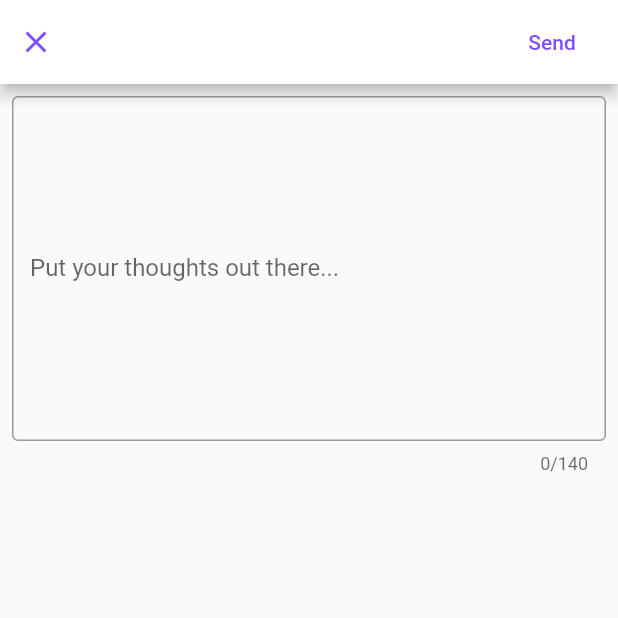
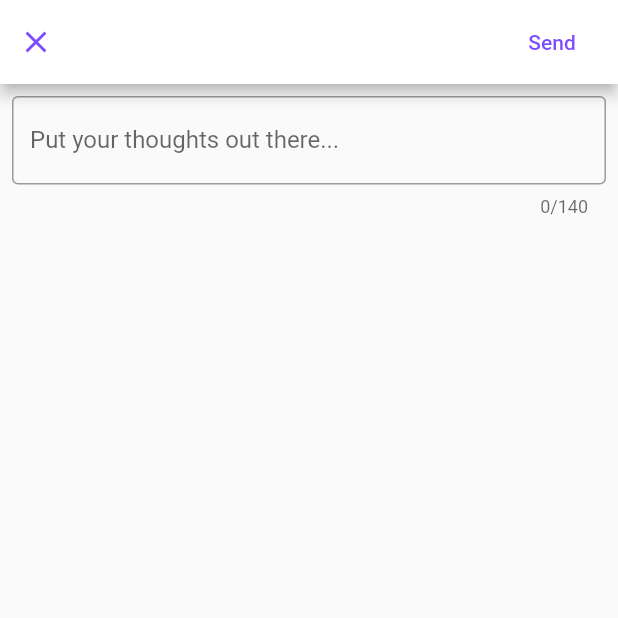
Before and after one commit to DeTuksa/peddazz, a Flutter app: the FeedPage screen opened by its route, after a tap on an icon or button, on a phone screen of 412 x 824 dp, the top half of it. Run offline on Flutter 3.47's test engine with Material 2 defaults, Android fonts, the light colour scheme and no system bars; our stand-ins replace cloud_firestore, firebase_auth, font_awesome_flutter, image_picker; accounts and stored records are empty.

Commit message:
Added timestamp to feed and chat

```diff
--- a/lib/chats/message.dart
+++ b/lib/chats/message.dart
@@ -1,12 +1,14 @@
+import 'package:cloud_firestore/cloud_firestore.dart';
 import 'package:flutter/material.dart';
 
 class Message extends StatelessWidget {
   final String from;
   final String text;
+  final Timestamp timestamp;
 
   final bool person;
 
-  const Message({Key key, this.from, this.text, this.person}) : super(key: key);
+  const Message({Key key, this.from, this.text, this.person, this.timestamp}) : super(key: key);
 
   @override
   Widget build(BuildContext context) {
--- a/lib/feed/feed_page.dart
+++ b/lib/feed/feed_page.dart
@@ -124,7 +124,7 @@ class _FeedPageState extends State<FeedPage> {
           mainAxisAlignment: MainAxisAlignment.spaceEvenly,
           children: <Widget>[
             IconButton(
-                icon: Icon(FontAwesomeIcons.igloo),
+                icon: Icon(FontAwesomeIcons.school),
                 onPressed: null
             ),
             IconButton(
@@ -154,10 +154,10 @@ class _FeedPageState extends State<FeedPage> {
           children: <Widget>[
             Expanded(
               child: StreamBuilder<QuerySnapshot>(
-                stream: firestore.collection('Feed').snapshots(),
+                stream: firestore.collection('Feed').orderBy('timestamp', descending: true).snapshots(),
                 builder: (context, snapshot) {
                   if(!snapshot.hasData)return Center(
-                      //child: CustomCircularProgressIndicator()
+
                   );
 
                   List<DocumentSnapshot> docs = snapshot.data.documents;
@@ -165,6 +165,7 @@ class _FeedPageState extends State<FeedPage> {
                   List<Widget> messages = docs.map((doc) => Tweet(
                     handle: doc.data['from'],
                     text: doc.data['text'],
+                    timestamp: doc.data['timestamp'],
                     //person: MyApp.user.email == doc.data['from'],
                   )).toList();
 
--- a/lib/feed/writeup_page.dart
+++ b/lib/feed/writeup_page.dart
@@ -21,7 +21,8 @@ class _PenThoughtsState extends State<PenThoughts> {
     if(message.text.length > 0) {
       await firestore.collection('Feed').add({
         'text': message.text,
-        'from': MyApp.user.email
+        'from': MyApp.user.email,
+        'timestamp': Timestamp.now(),
       });
 
       message.clear();
@@ -79,7 +80,7 @@ class _PenThoughtsState extends State<PenThoughts> {
             child: TextFormField(
               keyboardType: TextInputType.multiline,
               maxLength: 140,
-              maxLines: 10,
+              maxLines: null,
               controller: message,
               decoration: InputDecoration(
                 labelText: 'Put your thoughts out there...',
@@ -97,8 +98,9 @@ class Tweet extends StatelessWidget {
   final String username;
   final String handle;
   final String text;
+  final Timestamp timestamp;
 
-  const Tweet({Key key, this.handle, this.username, this.text}) : super(key: key);
+  const Tweet({Key key, this.handle, this.username, this.text, this.timestamp}) : super(key: key);
 
   @override
   Widget build(BuildContext context) {
```
Also changed, not shown: lib/chats/chats.dart (+8 -4 lines).
